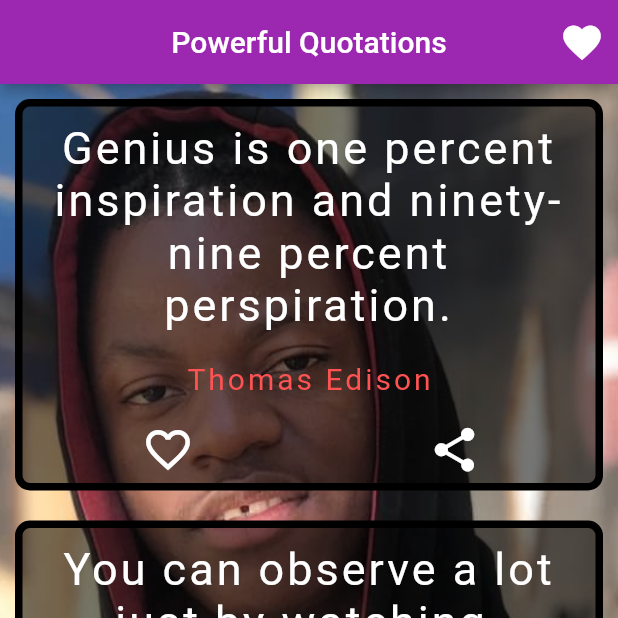
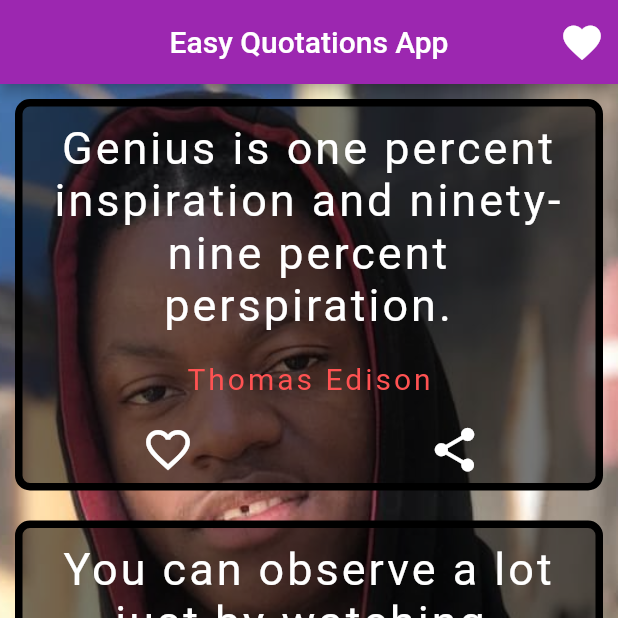
Before and after one commit to sewah2012/Easy-Quotations-App, a Flutter app: the screen it shows after launch, on a phone screen of 412 x 824 dp, the top half of it. Run offline on Flutter 3.47's test engine with Material 2 defaults, Android fonts, the phone set to English and light mode, and no system bars; our stand-ins replace share, sqflite; missing offline and left inert: flutter_clipboard_manager; accounts and stored records are empty.

Commit message:
modify app name

```diff
--- a/quotationapp/lib/screens/HomeScreen.dart
+++ b/quotationapp/lib/screens/HomeScreen.dart
@@ -22,7 +22,7 @@ class _HomeScreenState extends State<HomeScreen> {
     // final x = Provider.of<QuotesProvider>(context);
     return Scaffold(
       appBar: AppBar(
-        title: Text('Powerful Quotations'),
+        title: Text('Easy Quotations App'),
         centerTitle: true,
         actions: <Widget>[
           IconButton(
```
